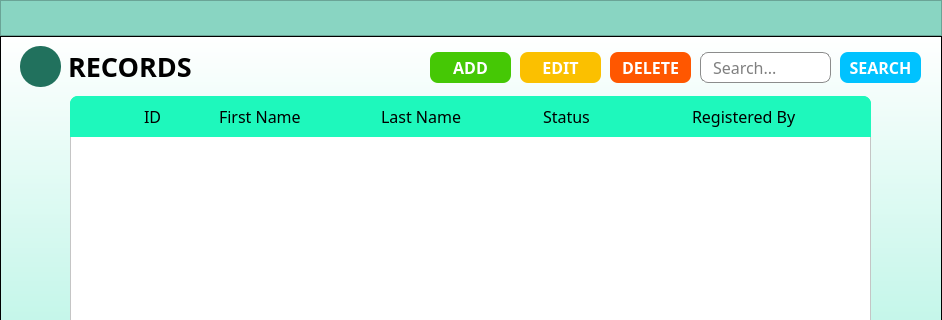
marcryangil/facemaskdetection, file records.ui: the form before one commit; both pictures show x 0 to 942 and y 0 to 320 of the 942 by 495 pixel window.
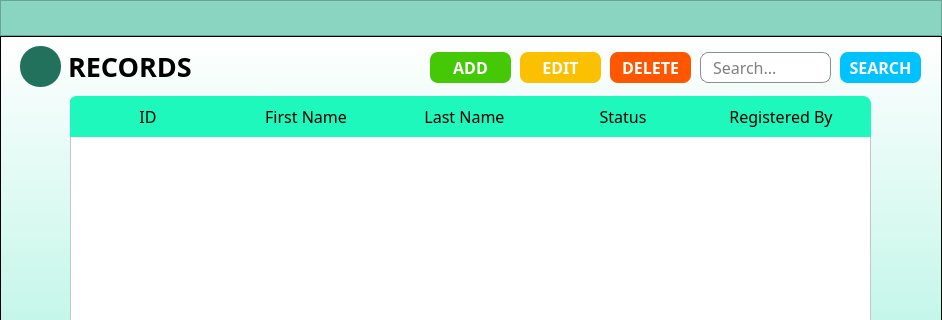
The form after the commit. Icons and pictures are not drawn.

Commit message: Aligned the Cells to Center

What changed in the file:
```diff
--- a/records.ui
+++ b/records.ui
@@ -552,34 +552,16 @@
        <widget class="QWidget" name="horizontalLayoutWidget">
         <property name="geometry">
          <rect>
-          <x>0</x>
+          <x>-1</x>
           <y>0</y>
-          <width>801</width>
+          <width>791</width>
           <height>41</height>
          </rect>
         </property>
         <layout class="QHBoxLayout" name="horizontalLayout">
-         <item>
-          <widget class="QLabel" name="label_13">
-           <property name="font">
-            <font>
-             <family>Work Sans Medium</family>
-             <pointsize>12</pointsize>
-             <weight>50</weight>
-             <bold>false</bold>
-            </font>
-           </property>
-           <property name="styleSheet">
-            <string notr="true">background-color: transparent;
-border: none;
-color: rgb(0, 0, 0);
-border-radius: 8px;</string>
-           </property>
-           <property name="text">
-            <string/>
-           </property>
-          </widget>
-         </item>
+         <property name="spacing">
+          <number>0</number>
+         </property>
          <item>
           <widget class="QLabel" name="label">
            <property name="font">
@@ -591,14 +573,19 @@
             </font>
            </property>
            <property name="styleSheet">
-            <string notr="true">background-color: transparent;
-border: none;
-color: rgb(0, 0, 0);
-border-radius: 8px;</string>
+            <string notr="true">QLabel{
+	background-color: transparent;
+	border: none;
+	color: rgb(0, 0, 0);
+	border-radius: 8px;
+}</string>
            </property>
            <property name="text">
             <string>ID</string>
            </property>
+           <property name="alignment">
+            <set>Qt::AlignCenter</set>
+           </property>
           </widget>
          </item>
          <item>
@@ -620,26 +607,8 @@
            <property name="text">
             <string>First Name</string>
            </property>
-          </widget>
-         </item>
-         <item>
-          <widget class="QLabel" name="label_8">
-           <property name="font">
-            <font>
-             <family>Work Sans Medium</family>
-             <pointsize>12</pointsize>
-             <weight>50</weight>
-             <bold>false</bold>
-            </font>
-           </property>
-           <property name="styleSheet">
-            <string notr="true">background-color: transparent;
-border: none;
-color: rgb(0, 0, 0);
-border-radius: 8px;</string>
-           </property>
-           <property name="text">
-            <string/>
+           <property name="alignment">
+            <set>Qt::AlignCenter</set>
            </property>
           </widget>
          </item>
@@ -662,26 +631,8 @@
            <property name="text">
             <string>Last Name</string>
            </property>
-          </widget>
-         </item>
-         <item>
-          <widget class="QLabel" name="label_10">
-           <property name="font">
-            <font>
-             <family>Work Sans Medium</family>
-             <pointsize>12</pointsize>
-             <weight>50</weight>
-             <bold>false</bold>
-            </font>
-           </property>
-           <property name="styleSheet">
-            <string notr="true">background-color: transparent;
-border: none;
-color: rgb(0, 0, 0);
-border-radius: 8px;</string>
-           </property>
-           <property name="text">
-            <string/>
+           <property name="alignment">
+            <set>Qt::AlignCenter</set>
            </property>
           </widget>
          </item>
@@ -704,26 +655,8 @@
            <property name="text">
             <string>Status</string>
            </property>
-          </widget>
-         </item>
-         <item>
-          <widget class="QLabel" name="label_11">
-           <property name="font">
-            <font>
-             <family>Work Sans Medium</family>
-             <pointsize>12</pointsize>
-             <weight>50</weight>
-             <bold>false</bold>
-            </font>
-           </property>
-           <property name="styleSheet">
-            <string notr="true">background-color: transparent;
-border: none;
-color: rgb(0, 0, 0);
-border-radius: 8px;</string>
-           </property>
-           <property name="text">
-            <string/>
+           <property name="alignment">
+            <set>Qt::AlignCenter</set>
            </property>
           </widget>
          </item>
@@ -746,26 +679,8 @@
            <property name="text">
             <string>Registered By</string>
            </property>
-          </widget>
-         </item>
-         <item>
-          <widget class="QLabel" name="label_12">
-           <property name="font">
-            <font>
-             <family>Work Sans Medium</family>
-             <pointsize>12</pointsize>
-             <weight>50</weight>
-             <bold>false</bold>
-            </font>
-           </property>
-           <property name="styleSheet">
-            <string notr="true">background-color: transparent;
-border: none;
-color: rgb(0, 0, 0);
-border-radius: 8px;</string>
-           </property>
-           <property name="text">
-            <string/>
+           <property name="alignment">
+            <set>Qt::AlignCenter</set>
            </property>
           </widget>
          </item>
```
Left out of the diff: 27 changed lines with no effect on the pictures. The commit also changes 5 other files.
